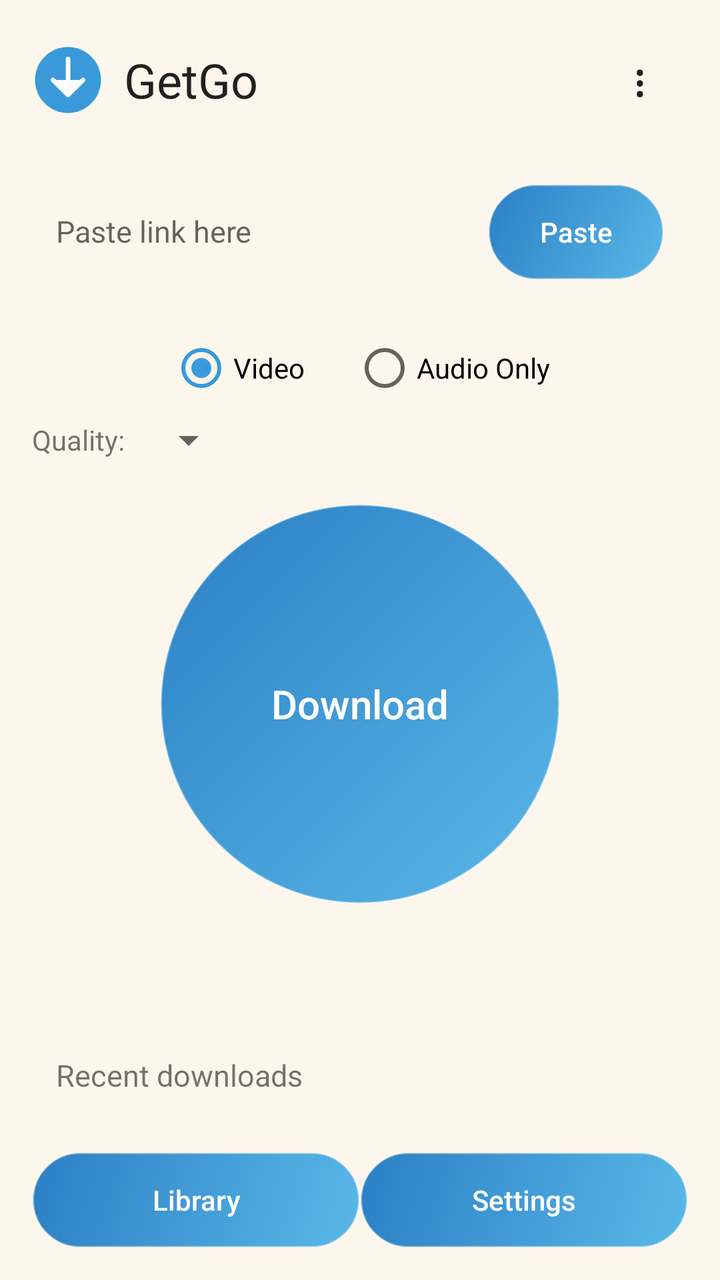
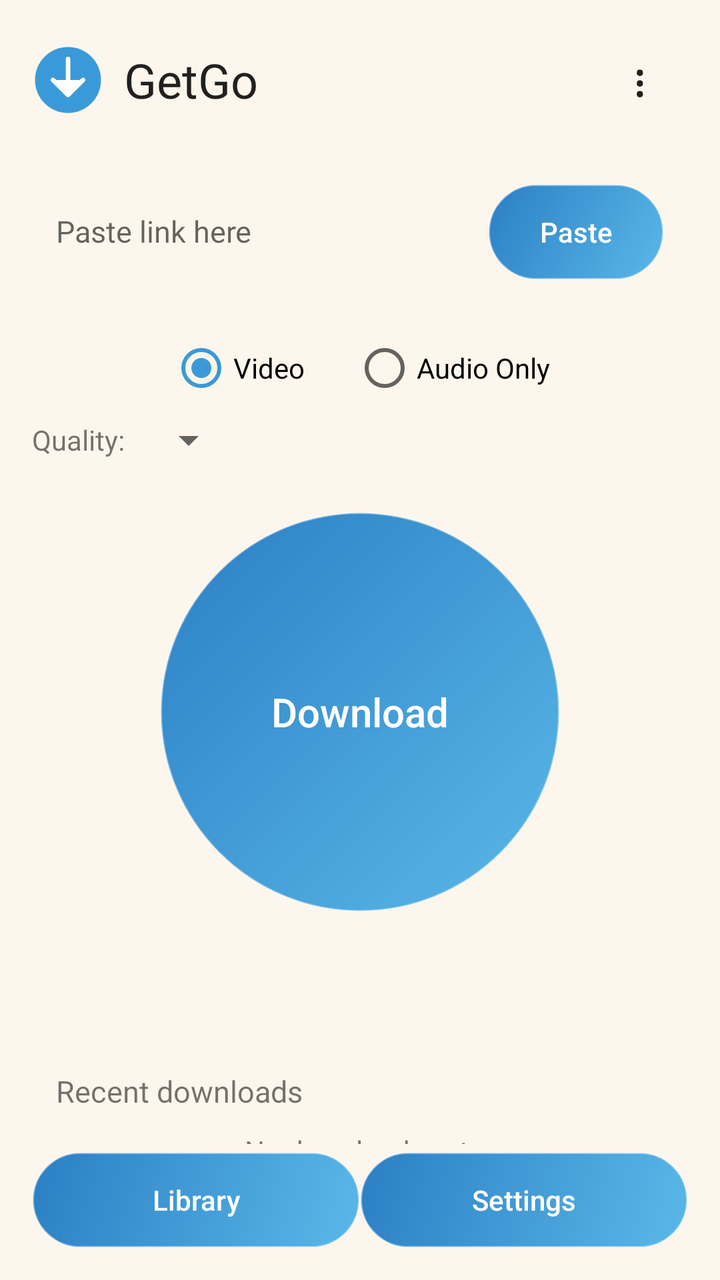

The first picture is an Android layout as it rendered before a commit; the second is the same layout after the commit. The layout source and the unified diff follow.
<!-- AndroidManifest.xml: application theme AppTheme -->
<!-- res/layout/activity_main.xml -->
<?xml version="1.0" encoding="utf-8"?>
<LinearLayout xmlns:android="http://schemas.android.com/apk/res/android"
    android:layout_width="match_parent"
    android:layout_height="match_parent"
    android:orientation="vertical"
    android:fitsSystemWindows="true">

    <ScrollView
        android:id="@+id/scroll_view"
        android:layout_width="match_parent"
        android:layout_height="0dp"
        android:layout_weight="1"
        android:fillViewport="true"
        android:scrollbars="none"
        android:padding="16dp">

    <LinearLayout
        android:layout_width="match_parent"
        android:layout_height="wrap_content"
        android:orientation="vertical">

        <LinearLayout
            android:layout_width="match_parent"
            android:layout_height="wrap_content"
            android:orientation="horizontal"
            android:gravity="center_vertical"
            android:paddingBottom="16dp">
            <ImageView
                android:layout_width="36dp"
                android:layout_height="36dp"
                android:src="@drawable/ic_launcher"
                android:contentDescription="@string/app_name" />
            <TextView
                android:layout_width="0dp"
                android:layout_weight="1"
                android:layout_height="wrap_content"
                android:layout_marginStart="10dp"
                android:text="@string/app_name"
                android:textSize="24sp"
                android:textColor="?android:attr/textColorPrimary" />
            <TextView
                android:id="@+id/update_dot"
                android:layout_width="wrap_content"
                android:layout_height="wrap_content"
                android:text="●"
                android:textSize="10sp"
                android:textColor="#FF8C00"
                android:visibility="gone" />
            <Button
                android:id="@+id/menu_button"
                android:layout_width="48dp"
                android:layout_height="48dp"
                android:text="⋮"
                android:textSize="22sp"
                android:textAllCaps="false"
                android:background="@android:color/transparent" />
        </LinearLayout>

        <LinearLayout
            android:id="@+id/paste_card"
            android:layout_width="match_parent"
            android:layout_height="wrap_content"
            android:orientation="horizontal"
            android:padding="12dp">
            <EditText
                android:id="@+id/link_input"
                android:layout_width="0dp"
                android:layout_height="wrap_content"
                android:layout_weight="1"
                android:hint="@string/paste_hint"
                android:inputType="textUri"
                android:textSize="15sp"
                android:background="@android:color/transparent" />
            <Button
                android:id="@+id/paste_button"
                android:layout_width="wrap_content"
                android:layout_height="wrap_content"
                android:background="@drawable/pill_button"
                android:textColor="#FFFFFF"
                android:text="@string/paste"
                android:textAllCaps="false" />
        </LinearLayout>

        <RadioGroup
            android:id="@+id/mode_group"
            android:layout_width="match_parent"
            android:layout_height="wrap_content"
            android:orientation="horizontal"
            android:paddingTop="16dp"
            android:gravity="center">
            <RadioButton
                android:id="@+id/mode_video"
                android:layout_width="wrap_content"
                android:layout_height="wrap_content"
                android:text="@string/mode_video"
                android:checked="true" />
            <RadioButton
                android:id="@+id/mode_audio"
                android:layout_width="wrap_content"
                android:layout_height="wrap_content"
                android:layout_marginStart="24dp"
                android:text="@string/mode_audio" />
        </RadioGroup>

        <LinearLayout
            android:layout_width="match_parent"
            android:layout_height="wrap_content"
            android:orientation="horizontal"
            android:gravity="center_vertical"
            android:paddingTop="8dp">
            <TextView
                android:layout_width="wrap_content"
                android:layout_height="wrap_content"
                android:text="@string/quality_label"
                android:textSize="14sp" />
            <Spinner
                android:id="@+id/quality_spinner"
                android:layout_width="wrap_content"
                android:layout_height="wrap_content"
                android:layout_marginStart="8dp" />
        </LinearLayout>

        <LinearLayout
            android:layout_width="match_parent"
            android:layout_height="wrap_content"
            android:gravity="center"
            android:paddingTop="20dp"
            android:paddingBottom="8dp">
            <Button
                android:id="@+id/download_button"
                android:layout_width="200dp"
                android:layout_height="200dp"
                android:background="@drawable/circle_button"
                android:text="@string/download"
                android:textSize="20sp"
                android:textColor="#FFFFFF"
                android:textAllCaps="false" />
        </LinearLayout>

        <ProgressBar
            android:id="@+id/progress_bar"
            android:layout_width="match_parent"
            android:layout_height="wrap_content"
            style="?android:attr/progressBarStyleHorizontal"
            android:visibility="gone"
            android:max="100" />
        <TextView
            android:id="@+id/progress_text"
            android:layout_width="match_parent"
            android:layout_height="wrap_content"
            android:gravity="center"
            android:textSize="13sp"
            android:paddingTop="4dp" />
        <Button
            android:id="@+id/cancel_button"
            android:layout_width="wrap_content"
            android:layout_height="wrap_content"
            android:layout_gravity="center"
            android:background="@drawable/pill_button"
            android:textColor="#FFFFFF"
            android:text="@string/cancel"
            android:textAllCaps="false"
            android:visibility="gone" />
        <TextView
            android:id="@+id/status_text"
            android:layout_width="match_parent"
            android:layout_height="wrap_content"
            android:gravity="center"
            android:textSize="13sp"
            android:paddingTop="8dp"
            android:paddingBottom="8dp" />

        <LinearLayout
            android:id="@+id/recent_card"
            android:layout_width="match_parent"
            android:layout_height="wrap_content"
            android:orientation="vertical"
            android:padding="12dp">
            <TextView
                android:layout_width="wrap_content"
                android:layout_height="wrap_content"
                android:text="@string/recent_label"
                android:textSize="15sp" />
            <TextView
                android:id="@+id/recent_empty"
                android:layout_width="match_parent"
                android:layout_height="wrap_content"
                android:paddingTop="10dp"
                android:text="@string/recent_empty"
                android:textSize="14sp"
                android:gravity="center" />
            <LinearLayout
                android:id="@+id/recent_container"
                android:layout_width="match_parent"
                android:layout_height="wrap_content"
                android:orientation="horizontal"
                android:paddingTop="8dp" />
        </LinearLayout>

        <TextView
            android:layout_width="match_parent"
            android:layout_height="wrap_content"
            android:paddingTop="16dp"
            android:text="@string/legal_note"
            android:textSize="12sp"
            android:gravity="center" />

    </LinearLayout>
    </ScrollView>

    <LinearLayout
        android:layout_width="match_parent"
        android:layout_height="wrap_content"
        android:orientation="horizontal"
        android:paddingStart="16dp"
        android:paddingEnd="16dp"
        android:paddingTop="4dp"
        android:paddingBottom="16dp">
        <Button
            android:id="@+id/nav_downloads"
            android:layout_width="0dp"
            android:layout_height="wrap_content"
            android:layout_weight="1"
            android:background="@drawable/pill_button"
            android:textColor="#FFFFFF"
            android:text="@string/nav_downloads"
            android:textAllCaps="false" />
        <Button
            android:id="@+id/nav_settings"
            android:layout_width="0dp"
            android:layout_height="wrap_content"
            android:layout_weight="1"
            android:background="@drawable/pill_button"
            android:textColor="#FFFFFF"
            android:text="@string/nav_settings"
            android:textAllCaps="false" />
    </LinearLayout>
</LinearLayout>
<!-- resources referenced by this layout -->
<resources>
  <!-- drawable circle_button (drawable) -->
  <?xml version="1.0" encoding="utf-8"?>
  <shape xmlns:android="http://schemas.android.com/apk/res/android"
      android:shape="oval">
      <gradient
          android:angle="135"
          android:startColor="#5AB8E8"
          android:endColor="#2B7FC4"
          android:type="linear" />
      <stroke android:width="1dp" android:color="#66FFFFFF" />
  </shape>
  <!-- drawable ic_launcher (drawable) -->
  <?xml version="1.0" encoding="utf-8"?>
  <vector xmlns:android="http://schemas.android.com/apk/res/android"
      android:width="48dp"
      android:height="48dp"
      android:viewportWidth="48"
      android:viewportHeight="48">
      <path
          android:fillColor="#3A9AD9"
          android:pathData="M24,2a22,22 0,1 0,0 44a22,22 0,1 0,0 -44z" />
      <path
          android:fillColor="#FFFFFF"
          android:pathData="M24,10v18M14,24l10,10 10,-10"
          android:strokeColor="#FFFFFF"
          android:strokeWidth="3"
          android:strokeLineCap="round"
          android:strokeLineJoin="round" />
  </vector>
  <!-- drawable pill_button (drawable) -->
  <?xml version="1.0" encoding="utf-8"?>
  <shape xmlns:android="http://schemas.android.com/apk/res/android"
      android:shape="rectangle">
      <gradient
          android:angle="135"
          android:startColor="#5AB8E8"
          android:endColor="#2B7FC4"
          android:type="linear" />
      <stroke android:width="1dp" android:color="#66FFFFFF" />
      <corners android:radius="28dp" />
  </shape>
  <string name="app_name">GetGo</string>
  <string name="cancel">Cancel</string>
  <string name="download">Download</string>
  <string name="legal_note">Download only content you have the right to save. GetGo does not break DRM or paywalls, and does not download paid courses you did not buy.</string>
  <string name="mode_audio">Audio Only</string>
  <string name="mode_video">Video</string>
  <string name="nav_downloads">Library</string>
  <string name="nav_settings">Settings</string>
  <string name="paste">Paste</string>
  <string name="paste_hint">Paste link here</string>
  <string name="quality_label">Quality:</string>
  <string name="recent_empty">No downloads yet.\nPaste a link above and tap Download — your first file will appear here.</string>
  <string name="recent_label">Recent downloads</string>
  <style name="AppTheme" parent="android:Theme.Material.Light.NoActionBar">
          <item name="android:windowBackground">@color/bg_light</item>
          <item name="android:colorAccent">@color/accent</item>
      </style>
  <color name="bg_light">#FDF6EC</color>
  <color name="accent">#3A9AD9</color>
</resources>

<!-- the commit's change to res/layout/activity_main.xml (unified diff, before → after) -->
@@ -12,11 +12,14 @@
         android:layout_weight="1"
         android:fillViewport="true"
         android:scrollbars="none"
+        android:clipChildren="false"
+        android:clipToPadding="false"
         android:padding="16dp">
 
     <LinearLayout
         android:layout_width="match_parent"
         android:layout_height="wrap_content"
+        android:clipChildren="false"
         android:orientation="vertical">
 
         <LinearLayout
@@ -120,12 +123,15 @@
                 android:layout_marginStart="8dp" />
         </LinearLayout>
 
+        
         <LinearLayout
             android:layout_width="match_parent"
             android:layout_height="wrap_content"
             android:gravity="center"
-            android:paddingTop="20dp"
-            android:paddingBottom="8dp">
+            android:clipChildren="false"
+            android:clipToPadding="false"
+            android:paddingTop="24dp"
+            android:paddingBottom="12dp">
             <Button
                 android:id="@+id/download_button"
                 android:layout_width="200dp"
<!-- resource entries referenced after the edit -->
@@ -57,6 +57,10 @@
   <style name="AppTheme" parent="android:Theme.Material.Light.NoActionBar">
           <item name="android:windowBackground">@color/bg_light</item>
           <item name="android:colorAccent">@color/accent</item>
+          <item name="android:statusBarColor">@android:color/transparent</item>
+          <item name="android:navigationBarColor">@android:color/transparent</item>
+          <item name="android:windowLightStatusBar">true</item>
+          <item name="android:windowLightNavigationBar">true</item>
       </style>
   <color name="bg_light">#FDF6EC</color>
   <color name="accent">#3A9AD9</color>
